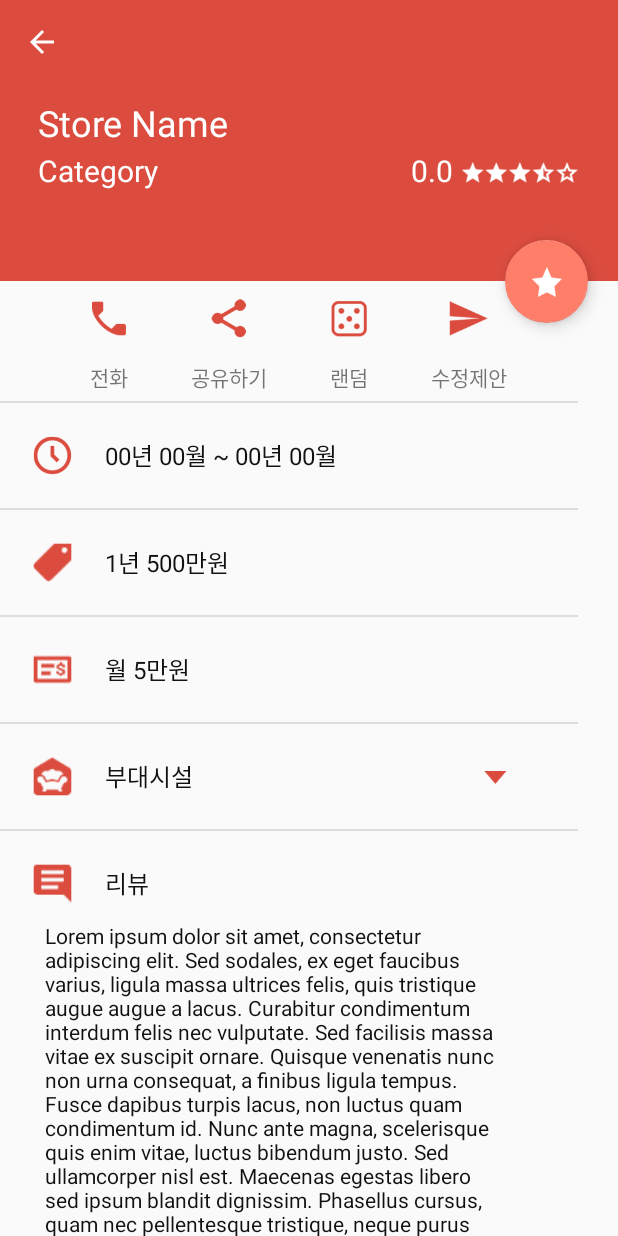
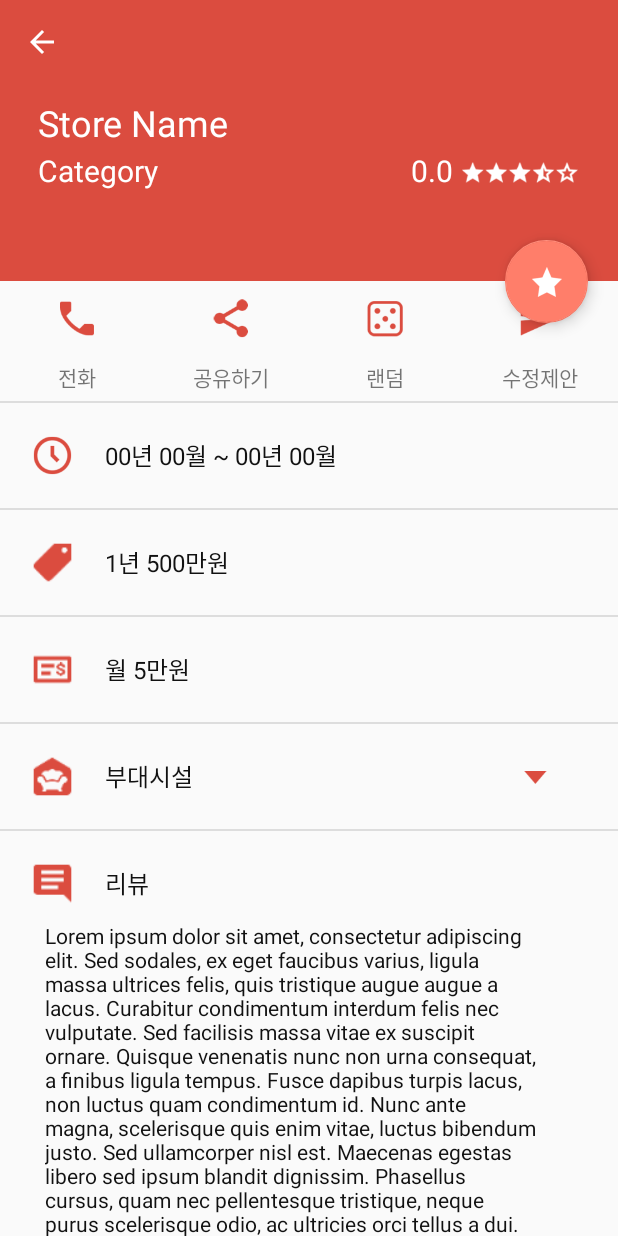
Before and after one commit to AfterNoodle/AfterNoodleAndroid, an Android app: the StoreDetailActivity screen opened directly, with no data from a screen before it, on a phone screen of 412 x 824 dp. Run offline under Robolectric (Android 15) with nearby library versions, the phone set to English and light mode, and no system bars; our stand-ins replace ButterKnife, Volley; network calls fail.

Commit message:
0. store detail 뷰 수정

```diff
--- a/app/src/main/res/layout/activity_store_detail.xml
+++ b/app/src/main/res/layout/activity_store_detail.xml
@@ -91,7 +91,7 @@
 
     <android.support.v4.widget.NestedScrollView
         android:id="@+id/scroll"
-        android:layout_width="385dp"
+        android:layout_width="match_parent"
         android:layout_height="match_parent"
         android:clipToPadding="false"
         app:layout_behavior="@string/appbar_scrolling_view_behavior">
@@ -110,7 +110,8 @@
 
                 <FrameLayout
                     android:id="@+id/itemStrDetCall"
-                    android:layout_width="80dp"
+                    android:layout_width="0dp"
+                    android:layout_weight="1"
                     android:layout_height="match_parent"
                     android:foreground="?android:selectableItemBackground"
                     android:orientation="vertical">
@@ -132,7 +133,8 @@
 
                 <FrameLayout
                     android:id="@+id/itemStrDetShare"
-                    android:layout_width="80dp"
+                    android:layout_width="0dp"
+                    android:layout_weight="1"
                     android:layout_height="match_parent"
                     android:foreground="?android:selectableItemBackground"
                     android:orientation="vertical">
@@ -154,7 +156,8 @@
 
                 <FrameLayout
                     android:id="@+id/itemStrDetRand"
-                    android:layout_width="80dp"
+                    android:layout_width="0dp"
+                    android:layout_weight="1"
                     android:layout_height="match_parent"
                     android:foreground="?android:selectableItemBackground"
                     android:orientation="vertical">
@@ -176,7 +179,8 @@
 
                 <FrameLayout
                     android:id="@+id/itemStrDetEditPropose"
-                    android:layout_width="80dp"
+                    android:layout_width="0dp"
+                    android:layout_weight="1"
                     android:layout_height="match_parent"
                     android:foreground="?android:selectableItemBackground"
                     android:orientation="vertical">
```
